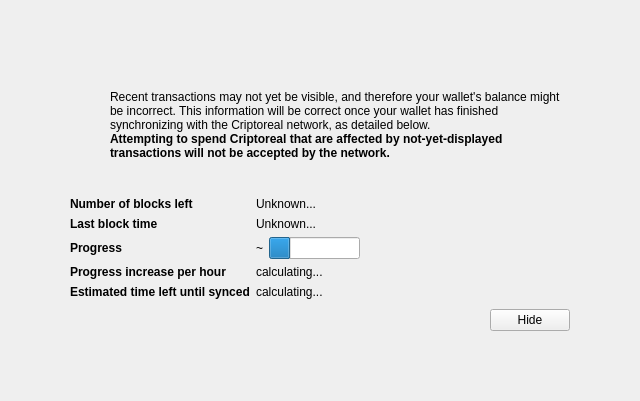
First picture: the form in src/qt/forms/modaloverlay.ui, repository NPSCoin/npscoin-core, before the edit.
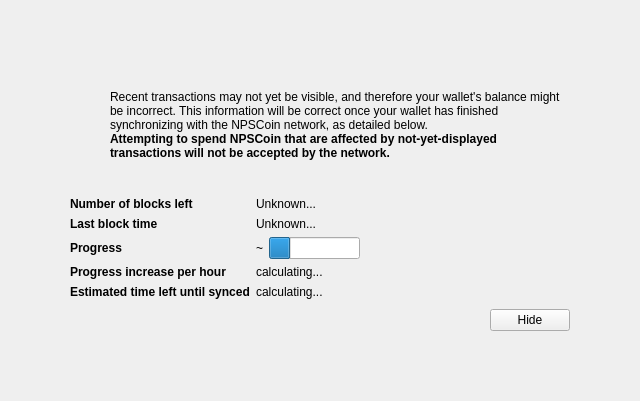
Second picture: the form after the edit. Icons and pictures are not drawn. Custom widgets are drawn as their Qt base class.

Diff of the .ui file:
```diff
--- a/src/qt/forms/modaloverlay.ui
+++ b/src/qt/forms/modaloverlay.ui
@@ -128,7 +128,7 @@
              <item>
               <widget class="QLabel" name="infoText">
                <property name="text">
-                <string>Recent transactions may not yet be visible, and therefore your wallet's balance might be incorrect. This information will be correct once your wallet has finished synchronizing with the Criptoreal network, as detailed below.</string>
+                <string>Recent transactions may not yet be visible, and therefore your wallet's balance might be incorrect. This information will be correct once your wallet has finished synchronizing with the NPSCoin network, as detailed below.</string>
                </property>
                <property name="textFormat">
                 <enum>Qt::RichText</enum>
@@ -147,7 +147,7 @@
                 </font>
                </property>
                <property name="text">
-                <string>Attempting to spend Criptoreal that are affected by not-yet-displayed transactions will not be accepted by the network.</string>
+                <string>Attempting to spend NPSCoin that are affected by not-yet-displayed transactions will not be accepted by the network.</string>
                </property>
                <property name="textFormat">
                 <enum>Qt::RichText</enum>
```
